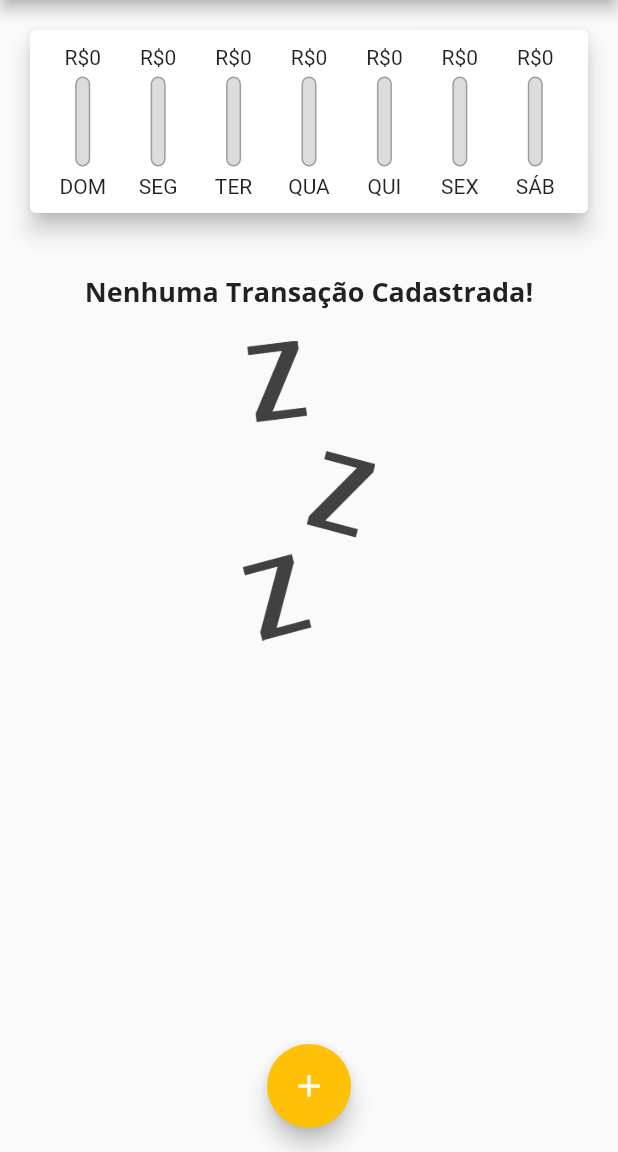
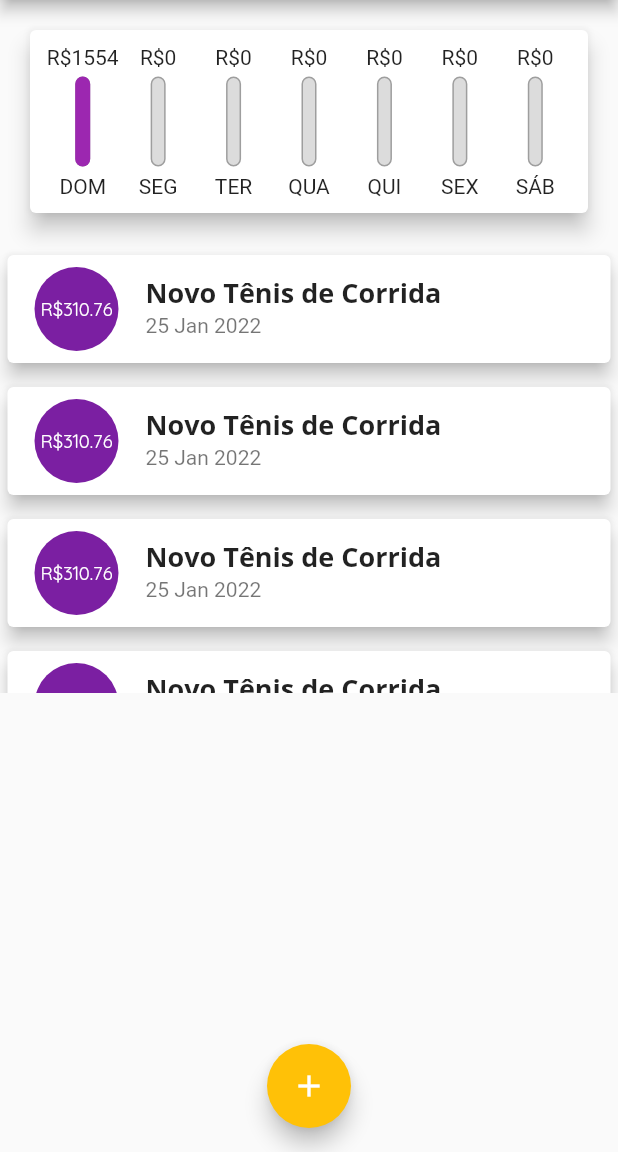
Before and after one commit to christopherldo/flutter-despesaspessoais, a Flutter app: the screen it shows after launch, on a phone screen of 412 x 824 dp, the part 84-1236 px from its top. Run offline on Flutter 3.47's test engine with Material 2 defaults, Android fonts, the phone set to English and light mode, and no system bars.

Commit message:
Usando ListTile

```diff
--- a/lib/components/transaction_list.dart
+++ b/lib/components/transaction_list.dart
@@ -37,46 +37,28 @@ class TransactionList extends StatelessWidget {
           : ListView.builder(
               itemCount: transactions.length,
               itemBuilder: (context, index) => Card(
-                child: Row(
-                  children: [
-                    Container(
+                elevation: 5,
                 margin: EdgeInsets.symmetric(
-                        horizontal: 15,
-                        vertical: 10,
+                  vertical: 8,
+                  horizontal: 5,
                 ),
-                      decoration: BoxDecoration(
-                        border: Border.all(
-                          color: Theme.of(context).primaryColor,
-                          width: 2,
-                        ),
-                      ),
-                      padding: EdgeInsets.all(10),
-                      child: Text(
-                        "R\$ ${transactions[index].value.toStringAsFixed(2)}",
-                        style: TextStyle(
-                          fontWeight: FontWeight.bold,
-                          fontSize: 20,
-                          color: Theme.of(context).primaryColor,
+                child: ListTile(
+                  leading: CircleAvatar(
+                    radius: 30,
+                    child: Padding(
+                      padding: const EdgeInsets.all(6),
+                      child: FittedBox(
+                        child: Text('R\$${transactions[index].value}'),
                       ),
                     ),
                   ),
-                    Column(
-                      crossAxisAlignment: CrossAxisAlignment.start,
-                      children: [
-                        Text(
+                  title: Text(
                     transactions[index].title,
                     style: Theme.of(context).textTheme.headline6,
                   ),
-                        Text(
-                          DateFormat('d MMM y')
-                              .format(transactions[index].date),
-                          style: TextStyle(
-                            color: Colors.grey,
+                  subtitle: Text(
+                    DateFormat('dd MMM yyyy').format(transactions[index].date),
                   ),
-                        ),
-                      ],
-                    ),
-                  ],
                 ),
               ),
             ),
--- a/lib/main.dart
+++ b/lib/main.dart
@@ -52,7 +52,38 @@ class MyHomePage extends StatefulWidget {
 }
 
 class _MyHomePageState extends State<MyHomePage> {
-  final List<Transaction> _transactions = [];
+  final List<Transaction> _transactions = [
+    Transaction(
+      id: 't0',
+      title: 'Novo Tênis de Corrida',
+      value: 310.76,
+      date: DateTime.now(),
+    ),
+    Transaction(
+      id: 't1',
+      title: 'Novo Tênis de Corrida',
+      value: 310.76,
+      date: DateTime.now(),
+    ),
+    Transaction(
+      id: 't2',
+      title: 'Novo Tênis de Corrida',
+      value: 310.76,
+      date: DateTime.now(),
+    ),
+    Transaction(
+      id: 't3',
+      title: 'Novo Tênis de Corrida',
+      value: 310.76,
+      date: DateTime.now(),
+    ),
+    Transaction(
+      id: 't4',
+      title: 'Novo Tênis de Corrida',
+      value: 310.76,
+      date: DateTime.now(),
+    ),
+  ];
 
   _openTransactionFormModal(BuildContext context) {
     showModalBottomSheet(
@@ -109,7 +140,9 @@ class _MyHomePageState extends State<MyHomePage> {
             Chart(
               recentTransactions: _recentTransactions,
             ),
-            TransactionList(transactions: _transactions),
+            TransactionList(
+              transactions: _transactions,
+            ),
           ],
         ),
       ),
```
Lines whose indentation alone changed are shown as unchanged.
